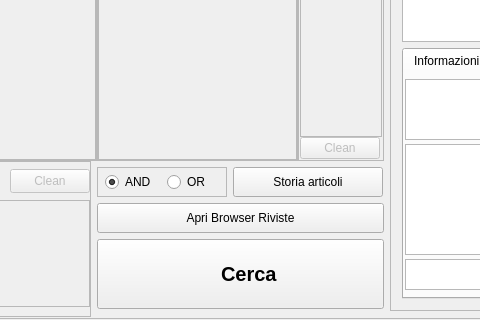
First picture: the form in lescienze500/src/lescienze500.ui, repository simon-r/LeScienze500, before the edit; both pictures show x 185 to 665 and y 421 to 741 of the 1098 by 741 pixel window.
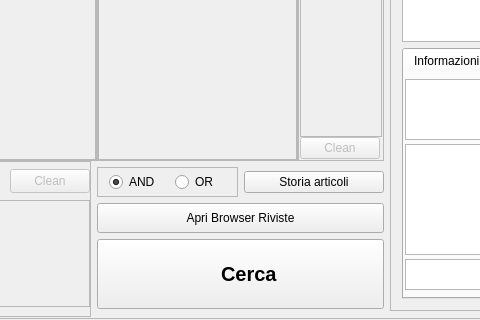
Second picture: the form after the edit. Icons and pictures are not drawn.

```diff
--- a/lescienze500/src/lescienze500.ui
+++ b/lescienze500/src/lescienze500.ui
@@ -1301,7 +1301,7 @@
                    </property>
                   </widget>
                  </item>
-                 <item row="4" column="0">
+                 <item row="4" column="0" colspan="3">
                   <layout class="QHBoxLayout" name="horizontalLayout_6">
                    <item>
                     <widget class="QFrame" name="AND_OR_Frame">
@@ -1377,8 +1377,8 @@
                     <widget class="QPushButton" name="MostraStoria">
                      <property name="minimumSize">
                       <size>
-                       <width>150</width>
-                       <height>30</height>
+                       <width>0</width>
+                       <height>0</height>
                       </size>
                      </property>
                      <property name="text">
```
